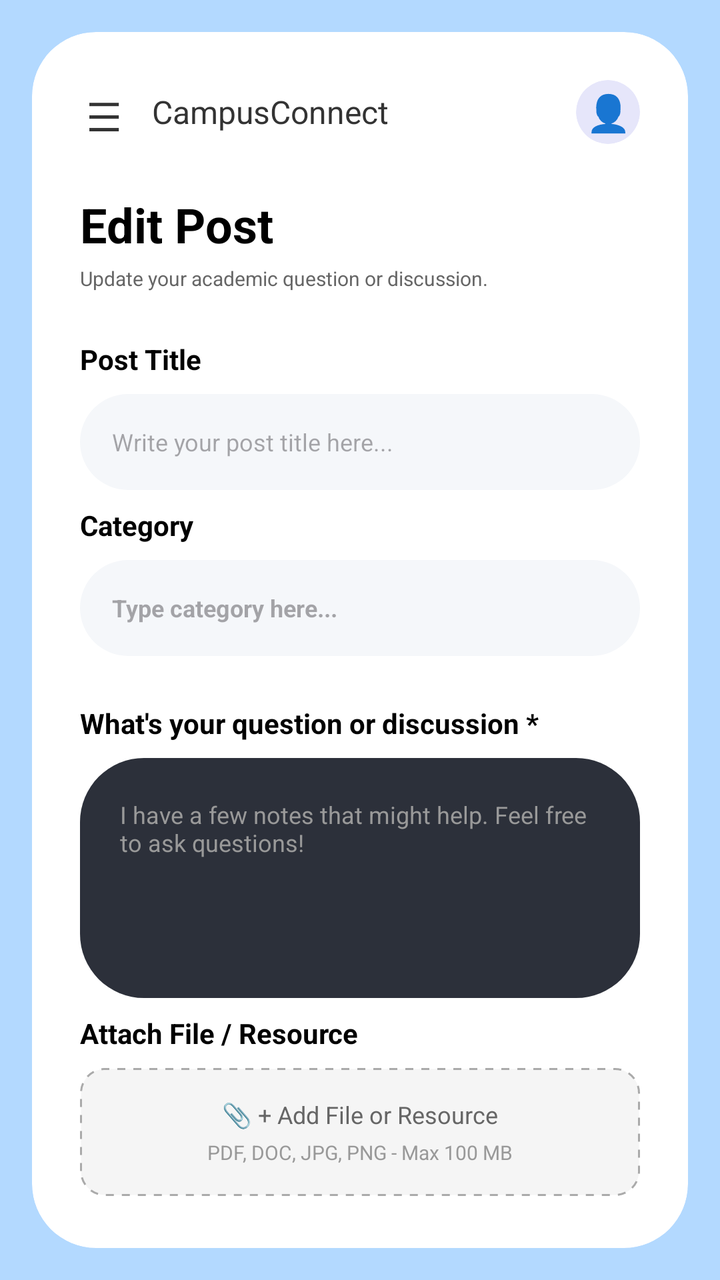
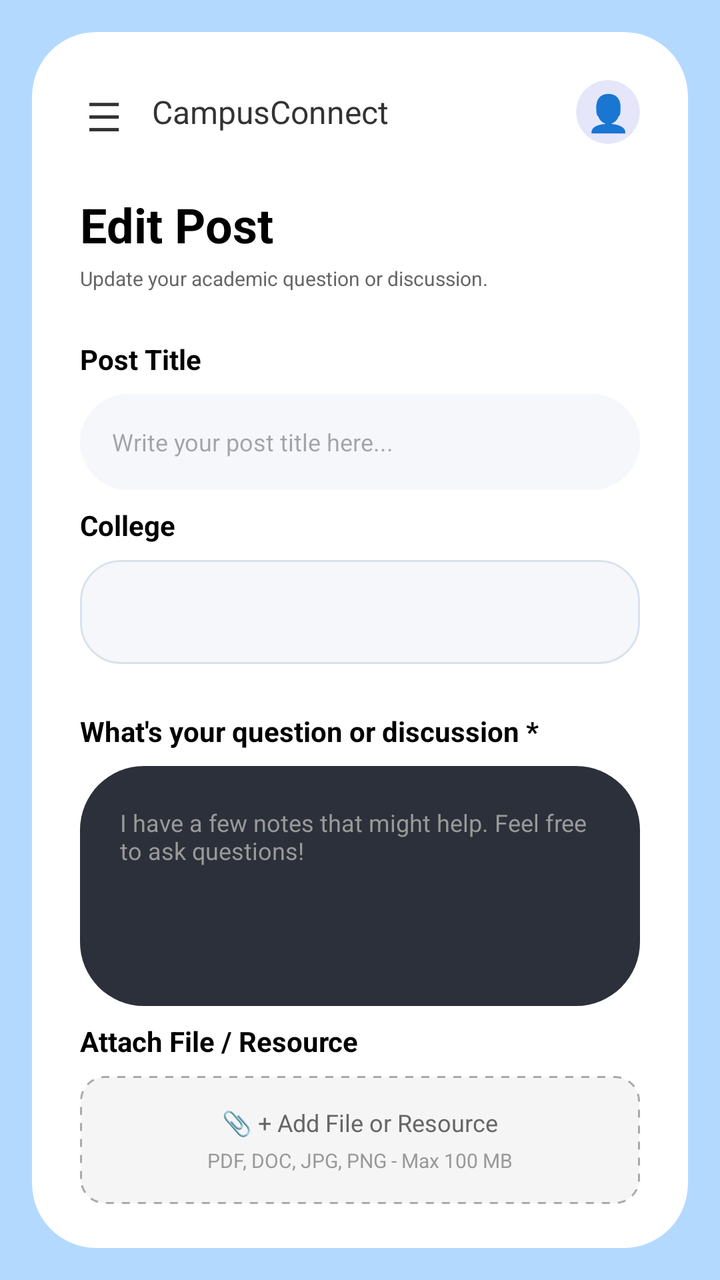

Compare the two renders of this Android layout. The source of the first and the diff that turns it into the second are given below.
<!-- AndroidManifest.xml: application theme Theme.CampusConnect -->
<!-- res/layout/activity_edit_post.xml -->
<?xml version="1.0" encoding="utf-8"?>
<androidx.constraintlayout.widget.ConstraintLayout xmlns:android="http://schemas.android.com/apk/res/android"
    xmlns:app="http://schemas.android.com/apk/res-auto"
    android:layout_width="match_parent"
    android:layout_height="match_parent"
    android:background="#B3D9FF">

    <androidx.cardview.widget.CardView
        android:layout_width="0dp"
        android:layout_height="0dp"
        android:layout_margin="16dp"
        app:cardBackgroundColor="#FFFFFF"
        app:cardCornerRadius="32dp"
        app:cardElevation="0dp"
        app:layout_constraintBottom_toBottomOf="parent"
        app:layout_constraintEnd_toEndOf="parent"
        app:layout_constraintStart_toStartOf="parent"
        app:layout_constraintTop_toTopOf="parent">

        <ScrollView
            android:layout_width="match_parent"
            android:layout_height="match_parent"
            android:scrollbars="none">

            <LinearLayout
                android:layout_width="match_parent"
                android:layout_height="wrap_content"
                android:orientation="vertical"
                android:paddingTop="24dp"
                android:paddingBottom="24dp">

                
                <LinearLayout
                    android:layout_width="match_parent"
                    android:layout_height="wrap_content"
                    android:gravity="center_vertical"
                    android:orientation="horizontal"
                    android:paddingStart="24dp"
                    android:paddingEnd="24dp">

                    <TextView
                        android:layout_width="24dp"
                        android:layout_height="24dp"
                        android:text="☰"
                        android:textSize="20sp"
                        android:textColor="#333"
                        android:gravity="center" />

                    <TextView
                        android:layout_width="wrap_content"
                        android:layout_height="wrap_content"
                        android:layout_marginStart="12dp"
                        android:text="CampusConnect"
                        android:textColor="#333333"
                        android:textSize="16sp" />

                    <View
                        android:layout_width="0dp"
                        android:layout_height="0dp"
                        android:layout_weight="1" />

                    <androidx.cardview.widget.CardView
                        android:id="@+id/profileIconBtn"
                        android:layout_width="32dp"
                        android:layout_height="32dp"
                        android:layout_marginStart="12dp"
                        android:clickable="true"
                        android:focusable="true"
                        app:cardBackgroundColor="#E6E6FA"
                        app:cardCornerRadius="16dp"
                        app:cardElevation="0dp">
                        <ImageView
                            android:id="@+id/headerAvatarImage"
                            android:layout_width="match_parent"
                            android:layout_height="match_parent"
                            android:scaleType="centerCrop"
                            android:visibility="gone"
                            android:contentDescription="Avatar" />

                        <TextView
                            android:id="@+id/headerAvatarText"
                            android:layout_width="match_parent"
                            android:layout_height="match_parent"
                            android:gravity="center"
                            android:text="👤"
                            android:textColor="#8A2BE2"
                            android:textSize="18sp" />
                    </androidx.cardview.widget.CardView>
                </LinearLayout>

                
                <LinearLayout
                    android:layout_width="match_parent"
                    android:layout_height="wrap_content"
                    android:layout_marginTop="24dp"
                    android:orientation="vertical"
                    android:paddingStart="24dp"
                    android:paddingEnd="24dp">

                    <TextView
                        android:layout_width="wrap_content"
                        android:layout_height="wrap_content"
                        android:text="Edit Post"
                        android:textColor="#000000"
                        android:textStyle="bold"
                        android:textSize="24sp" />

                    <TextView
                        android:layout_width="wrap_content"
                        android:layout_height="wrap_content"
                        android:layout_marginTop="4dp"
                        android:text="Update your academic question or discussion."
                        android:textColor="#666666"
                        android:textSize="10sp" />
                </LinearLayout>

                
                <LinearLayout
                    android:layout_width="match_parent"
                    android:layout_height="wrap_content"
                    android:layout_marginTop="24dp"
                    android:orientation="vertical"
                    android:paddingStart="24dp"
                    android:paddingEnd="24dp">

                    <TextView
                        android:layout_width="wrap_content"
                        android:layout_height="wrap_content"
                        android:text="Post Title"
                        android:textColor="#000000"
                        android:textStyle="bold"
                        android:textSize="14sp" />

                    <EditText
                        android:id="@+id/editPostTitleInput"
                        android:layout_width="match_parent"
                        android:layout_height="48dp"
                        android:layout_marginTop="8dp"
                        android:background="@drawable/create_post_input_bg"
                        android:hint="Write your post title here..."
                        android:inputType="text"
                        android:paddingStart="16dp"
                        android:paddingEnd="16dp"
                        android:textSize="12sp"
                        android:textColor="#333333" />
                </LinearLayout>

                
                <LinearLayout
                    android:layout_width="match_parent"
                    android:layout_height="wrap_content"
                    android:layout_marginTop="8dp"
                    android:orientation="vertical"
                    android:paddingStart="24dp"
                    android:paddingEnd="24dp">

                    <TextView
                        android:layout_width="wrap_content"
                        android:layout_height="wrap_content"
                        android:text="Category"
                        android:textColor="#000000"
                        android:textStyle="bold"
                        android:textSize="14sp" />

                    <LinearLayout
                        android:layout_width="match_parent"
                        android:layout_height="48dp"
                        android:layout_marginTop="8dp"
                        android:background="@drawable/create_post_input_bg"
                        android:gravity="center_vertical"
                        android:paddingStart="16dp"
                        android:paddingEnd="16dp">

                        <EditText
                            android:id="@+id/editPostCategoryInput"
                            android:layout_width="match_parent"
                            android:layout_height="wrap_content"
                            android:background="@null"
                            android:hint="Type category here..."
                            android:inputType="text"
                            android:textColor="#000000"
                            android:textStyle="bold"
                            android:textSize="12sp" />
                    </LinearLayout>
                </LinearLayout>

                
                <LinearLayout
                    android:layout_width="match_parent"
                    android:layout_height="wrap_content"
                    android:layout_marginTop="24dp"
                    android:orientation="vertical"
                    android:paddingStart="24dp"
                    android:paddingEnd="24dp">

                    <TextView
                        android:layout_width="wrap_content"
                        android:layout_height="wrap_content"
                        android:text="What's your question or discussion *"
                        android:textColor="#000000"
                        android:textStyle="bold"
                        android:textSize="14sp" />

                    <EditText
                        android:id="@+id/editPostContentInput"
                        android:layout_width="match_parent"
                        android:layout_height="120dp"
                        android:layout_marginTop="8dp"
                        android:background="@drawable/create_post_textarea_bg"
                        android:gravity="top|start"
                        android:hint="I have a few notes that might help. Feel free to ask questions!"
                        android:padding="20dp"
                        android:textColor="#FFFFFF"
                        android:textColorHint="#999999"
                        android:textSize="12sp"
                        android:inputType="textMultiLine" />
                </LinearLayout>

                
                <LinearLayout
                    android:layout_width="match_parent"
                    android:layout_height="wrap_content"
                    android:layout_marginTop="8dp"
                    android:orientation="vertical"
                    android:paddingStart="24dp"
                    android:paddingEnd="24dp">

                    <TextView
                        android:layout_width="wrap_content"
                        android:layout_height="wrap_content"
                        android:text="Attach File / Resource"
                        android:textColor="#000000"
                        android:textStyle="bold"
                        android:textSize="14sp" />

                    
                    <LinearLayout
                        android:id="@+id/uploadBoxContainer"
                        android:layout_width="match_parent"
                        android:layout_height="64dp"
                        android:layout_marginTop="8dp"
                        android:background="@drawable/dashed_border_bg"
                        android:clickable="true"
                        android:focusable="true"
                        android:gravity="center"
                        android:orientation="vertical">

                        <TextView
                            android:id="@+id/uploadBoxText"
                            android:layout_width="wrap_content"
                            android:layout_height="wrap_content"
                            android:text="📎 + Add File or Resource"
                            android:textColor="#666666"
                            android:textSize="12sp" />

                        <TextView
                            android:id="@+id/uploadBoxSubText"
                            android:layout_width="wrap_content"
                            android:layout_height="wrap_content"
                            android:layout_marginTop="4dp"
                            android:text="PDF, DOC, JPG, PNG - Max 100 MB"
                            android:textColor="#999999"
                            android:textSize="10sp" />
                    </LinearLayout>
                </LinearLayout>

                
                <LinearLayout
                    android:layout_width="match_parent"
                    android:layout_height="wrap_content"
                    android:layout_marginTop="24dp"
                    android:orientation="vertical"
                    android:paddingStart="24dp"
                    android:paddingEnd="24dp">

                    <TextView
                        android:layout_width="wrap_content"
                        android:layout_height="wrap_content"
                        android:text="Posting Option"
                        android:textColor="#000000"
                        android:textStyle="bold"
                        android:textSize="14sp" />

                    <LinearLayout
                        android:layout_width="match_parent"
                        android:layout_height="wrap_content"
                        android:layout_marginTop="8dp"
                        android:gravity="center_vertical"
                        android:orientation="horizontal">

                        <androidx.cardview.widget.CardView
                            android:layout_width="32dp"
                            android:layout_height="32dp"
                            app:cardBackgroundColor="#E6E6FA"
                            app:cardCornerRadius="16dp"
                            app:cardElevation="0dp">
                            <TextView
                                android:layout_width="match_parent"
                                android:layout_height="match_parent"
                                android:text="👤"
                                android:gravity="center"
                                android:textSize="18sp"
                                android:textColor="#8A2BE2"/>
                        </androidx.cardview.widget.CardView>

                        <LinearLayout
                            android:layout_width="0dp"
                            android:layout_height="wrap_content"
                            android:layout_marginStart="12dp"
                            android:layout_weight="1"
                            android:orientation="vertical">
                            <TextView
                                android:layout_width="wrap_content"
                                android:layout_height="wrap_content"
                                android:text="Post Anonymously"
                                android:textColor="#333333"
                                android:textSize="12sp" />
                            <TextView
                                android:layout_width="wrap_content"
                                android:layout_height="wrap_content"
                                android:text="Your name will be visible to other students."
                                android:textColor="#999999"
                                android:textSize="10sp" />
                        </LinearLayout>

                        <Switch
                            android:id="@+id/editSwitchAnonymous"
                            android:layout_width="wrap_content"
                            android:layout_height="wrap_content"
                            android:checked="false" />
                    </LinearLayout>
                </LinearLayout>

                
                <LinearLayout
                    android:layout_width="match_parent"
                    android:layout_height="wrap_content"
                    android:layout_marginTop="32dp"
                    android:layout_marginBottom="16dp"
                    android:orientation="horizontal"
                    android:paddingStart="24dp"
                    android:paddingEnd="24dp"
                    android:weightSum="2">

                    <androidx.appcompat.widget.AppCompatButton
                        android:id="@+id/btnCancelEdit"
                        android:layout_width="0dp"
                        android:layout_height="40dp"
                        android:layout_marginEnd="8dp"
                        android:layout_weight="1"
                        android:background="@drawable/cancel_btn_bg"
                        android:text="Cancel"
                        android:textAllCaps="false"
                        android:textColor="#333333" />

                    <androidx.appcompat.widget.AppCompatButton
                        android:id="@+id/btnUpdatePost"
                        android:layout_width="0dp"
                        android:layout_height="40dp"
                        android:layout_marginStart="8dp"
                        android:layout_weight="1"
                        android:background="@drawable/post_btn_bg"
                        android:text="Update"
                        android:textAllCaps="false"
                        android:textColor="#FFFFFF" />
                </LinearLayout>
            </LinearLayout>
        </ScrollView>
    </androidx.cardview.widget.CardView>

</androidx.constraintlayout.widget.ConstraintLayout>
<!-- resources referenced by this layout -->
<resources>
  <!-- drawable cancel_btn_bg (drawable) -->
  <?xml version="1.0" encoding="utf-8"?>
  <shape xmlns:android="http://schemas.android.com/apk/res/android">
      <solid android:color="#FFFFFF" />
      <stroke android:width="1dp" android:color="#333333" />
      <corners android:radius="24dp" />
  </shape>
  <!-- drawable create_post_input_bg (drawable) -->
  <?xml version="1.0" encoding="utf-8"?>
  <shape xmlns:android="http://schemas.android.com/apk/res/android">
      <solid android:color="#F5F7FA" />
      <corners android:radius="24dp" />
  </shape>
  <!-- drawable create_post_textarea_bg (drawable) -->
  <?xml version="1.0" encoding="utf-8"?>
  <shape xmlns:android="http://schemas.android.com/apk/res/android">
      <solid android:color="#2C303A" />
      <corners android:radius="32dp" />
  </shape>
  <!-- drawable dashed_border_bg (drawable) -->
  <?xml version="1.0" encoding="utf-8"?>
  <shape xmlns:android="http://schemas.android.com/apk/res/android" android:shape="rectangle">
      <solid android:color="#F5F5F5" />
      <stroke android:width="1dp" android:color="#AAAAAA" android:dashWidth="4dp" android:dashGap="4dp" />
      <corners android:radius="12dp" />
  </shape>
  <!-- drawable post_btn_bg (drawable) -->
  <?xml version="1.0" encoding="utf-8"?>
  <shape xmlns:android="http://schemas.android.com/apk/res/android">
      <solid android:color="#2C303A" />
      <corners android:radius="24dp" />
  </shape>
  <style name="Theme.CampusConnect" parent="Base.Theme.CampusConnect" />
  <style name="Base.Theme.CampusConnect" parent="Theme.Material3.DayNight.NoActionBar">
          
          
      </style>
</resources>

<!-- the commit's change to res/layout/activity_edit_post.xml (unified diff, before → after) -->
@@ -157,31 +157,18 @@
                     <TextView
                         android:layout_width="wrap_content"
                         android:layout_height="wrap_content"
-                        android:text="Category"
-                        android:textColor="#000000"
-                        android:textStyle="bold"
-                        android:textSize="14sp" />
-
-                    <LinearLayout
-                        android:layout_width="match_parent"
-                        android:layout_height="48dp"
-                        android:layout_marginTop="8dp"
-                        android:background="@drawable/create_post_input_bg"
-                        android:gravity="center_vertical"
-                        android:paddingStart="16dp"
-                        android:paddingEnd="16dp">
-
-                        <EditText
-                            android:id="@+id/editPostCategoryInput"
-                            android:layout_width="match_parent"
-                            android:layout_height="wrap_content"
-                            android:background="@null"
-                            android:hint="Type category here..."
-                            android:inputType="text"
-                            android:textColor="#000000"
-                            android:textStyle="bold"
-                            android:textSize="12sp" />
-                    </LinearLayout>
+                        android:text="College"
+                        android:textColor="#000000"
+                        android:textStyle="bold"
+                        android:textSize="14sp" />
+
+                    <Spinner
+                        android:id="@+id/editPostCategoryInput"
+                        android:layout_width="match_parent"
+                        android:layout_height="52dp"
+                        android:layout_marginTop="8dp"
+                        android:background="@drawable/college_spinner_bg"
+                        android:spinnerMode="dropdown" />
                 </LinearLayout>
 
                 
@@ -294,7 +281,16 @@
                             app:cardBackgroundColor="#E6E6FA"
                             app:cardCornerRadius="16dp"
                             app:cardElevation="0dp">
+                            <ImageView
+                                android:id="@+id/editPostingOptionAvatarImage"
+                                android:layout_width="match_parent"
+                                android:layout_height="match_parent"
+                                android:scaleType="centerCrop"
+                                android:visibility="gone"
+                                android:contentDescription="Profile picture" />
+
                             <TextView
+                                android:id="@+id/editPostingOptionAvatarText"
                                 android:layout_width="match_parent"
                                 android:layout_height="match_parent"
                                 android:text="👤"
@@ -310,12 +306,14 @@
                             android:layout_weight="1"
                             android:orientation="vertical">
                             <TextView
+                                android:id="@+id/editPostingOptionLabel"
                                 android:layout_width="wrap_content"
                                 android:layout_height="wrap_content"
-                                android:text="Post Anonymously"
+                                android:text="Post Publicly"
                                 android:textColor="#333333"
                                 android:textSize="12sp" />
                             <TextView
+                                android:id="@+id/editPostingOptionDescription"
                                 android:layout_width="wrap_content"
                                 android:layout_height="wrap_content"
                                 android:text="Your name will be visible to other students."
<!-- resource entries referenced after the edit -->
@@ -7,6 +7,24 @@
       <stroke android:width="1dp" android:color="#333333" />
       <corners android:radius="24dp" />
   </shape>
+  <!-- drawable college_spinner_bg (drawable) -->
+  <?xml version="1.0" encoding="utf-8"?>
+  <selector xmlns:android="http://schemas.android.com/apk/res/android">
+      <item android:state_pressed="true">
+          <shape>
+              <solid android:color="#EAF3FF" />
+              <stroke android:width="1dp" android:color="#8AB8E8" />
+              <corners android:radius="20dp" />
+          </shape>
+      </item>
+      <item>
+          <shape>
+              <solid android:color="#F5F7FA" />
+              <stroke android:width="1dp" android:color="#D9E2EC" />
+              <corners android:radius="20dp" />
+          </shape>
+      </item>
+  </selector>
   <!-- drawable create_post_input_bg (drawable) -->
   <?xml version="1.0" encoding="utf-8"?>
   <shape xmlns:android="http://schemas.android.com/apk/res/android">
